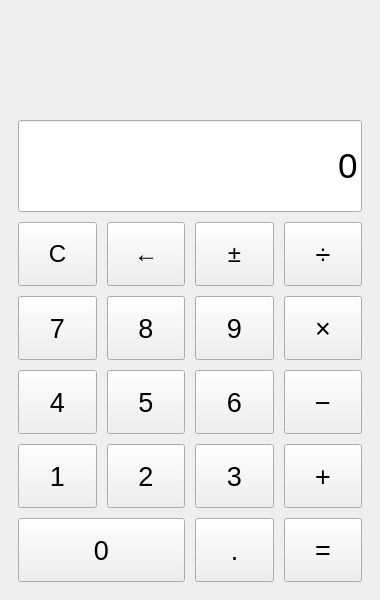
Before: the Qt Designer form 实验1-带键盘事件的计算器/mainwindow.ui in MuchengHualuo/Qtcourse, drawn with Qt 5.
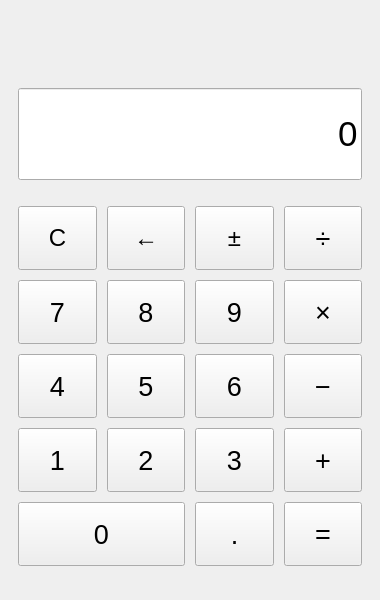
After: the same form once the commit is applied.

Commit message: feat(input): 实现键盘输入、按键高亮与深色样式表  - keyPressEvent 把 0-9 . + - * / Enter Backspace Esc 映射为与按钮相同的 token - 鼠标点击与键盘按键统一调用 handleToken()，两套输入完全共用一套逻辑 - 键盘按下时同步高亮对应按钮，松开后恢复 - 新增 resources/style.qss：深色主题、圆角按钮、运算符橙色、错误红色提示 - 按钮不获取焦点，保证窗口始终能接收键盘事件

```diff
--- a/实验1-带键盘事件的计算器/mainwindow.ui
+++ b/实验1-带键盘事件的计算器/mainwindow.ui
@@ -44,6 +44,12 @@
         <height>26</height>
        </size>
       </property>
+      <property name="maximumSize">
+       <size>
+        <width>16777215</width>
+        <height>28</height>
+       </size>
+      </property>
       <property name="font">
        <font>
         <pointsize>11</pointsize>
@@ -65,6 +71,12 @@
         <height>92</height>
        </size>
       </property>
+      <property name="maximumSize">
+       <size>
+        <width>16777215</width>
+        <height>92</height>
+       </size>
+      </property>
       <property name="font">
        <font>
         <pointsize>26</pointsize>
```
The commit also changes 4 other files.
